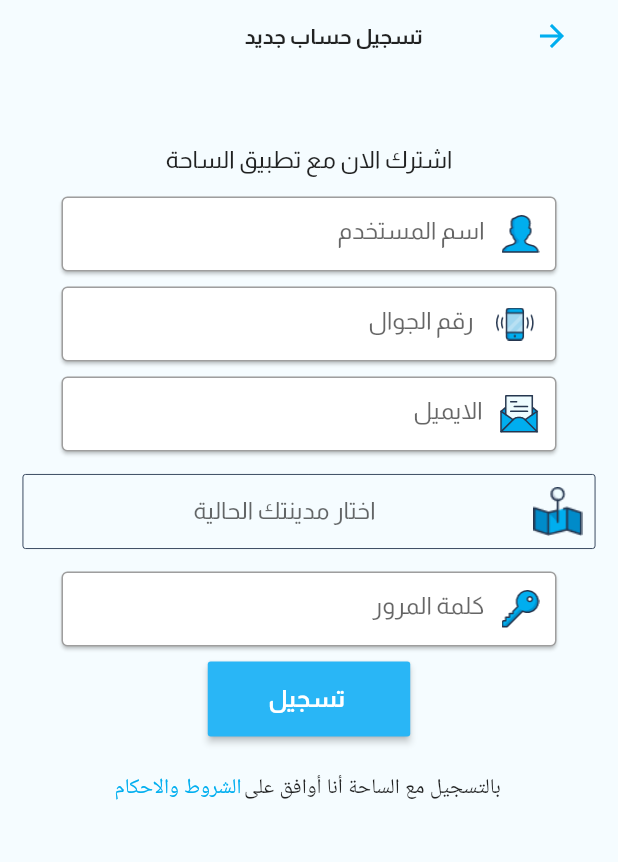
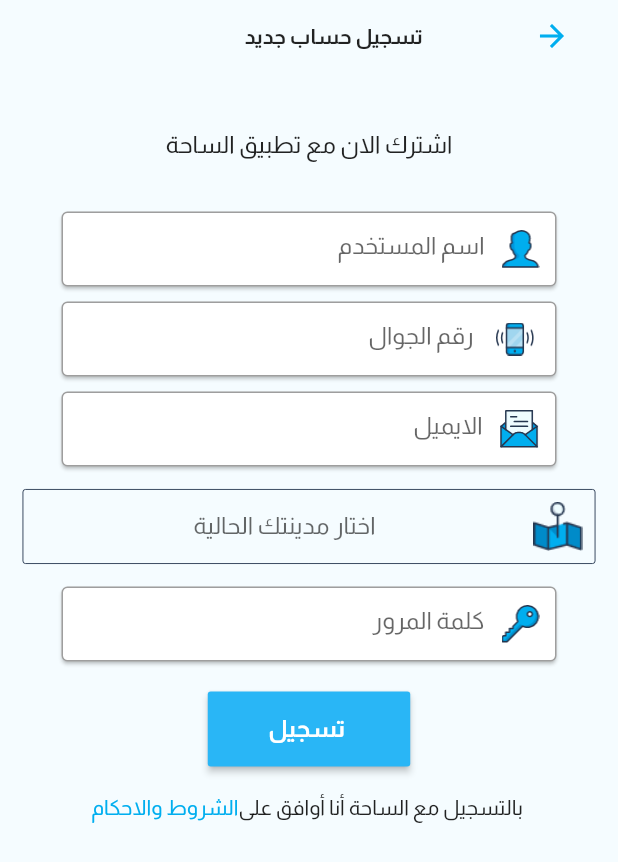
Before and after one commit to medo00001/SahaApp, a Flutter app: the screen it shows after launch, on a phone screen of 412 x 824 dp. Shown: the top 862 px of the screen. Run offline on Flutter 3.47's test engine with Material 2 defaults, Android fonts, the phone set to English and light mode, and no system bars; our stand-ins replace carousel_slider.

Commit message:
fix register page to fit design

```diff
--- a/lib/screen/screen1.dart
+++ b/lib/screen/screen1.dart
@@ -57,7 +57,7 @@ class _Screen1State extends State<Screen1> {
                 ),
               ),
               SizedBox(
-                height: 50,
+                height: 40,
               ),
               Container(
                 child: Text(
@@ -69,7 +69,7 @@ class _Screen1State extends State<Screen1> {
                 ),
               ),
               SizedBox(
-                height: 15,
+                height: 35,
               ),
               myfunc(' اسم المستخدم', 'user.png', TextInputType.text),
               SizedBox(height: 10),
@@ -94,6 +94,11 @@ class _Screen1State extends State<Screen1> {
               ),
               myfunc(
                   'كلمة المرور', 'password.png', TextInputType.visiblePassword),
+
+              SizedBox(
+                height: 10,
+              ),
+
               Container(
                 margin: EdgeInsets.all(10),
                 width: 135,
@@ -137,16 +142,26 @@ class _Screen1State extends State<Screen1> {
 
                     child: Row(
                       children: <Widget>[
-                        FlatButton(
-                          onPressed: () {},
+                        SizedBox(
+                          height: 35,
+                        ),
+                        InkWell(
+                          onTap: () {},
                           child: Text(
                             'الشروط والاحكام',
                             style: TextStyle(
-                                fontSize: 14, color: Color(0xff00AEEF)),
+                                fontFamily: "Almarai",
+                                fontSize: 14,
+                                color: Color(0xff00AEEF)),
                           ),
-                          padding: EdgeInsets.all(0),
                         ),
-                        Text('بالتسجيل مع الساحة أنا أوافق على '),
+                        Text(
+                          'بالتسجيل مع الساحة أنا أوافق على ',
+                          style: TextStyle(
+                            fontSize: 14,
+                            fontFamily: "Almarai",
+                          ),
+                        ),
                       ],
                     ),
                   ),
@@ -216,6 +231,7 @@ class MyForm extends StatefulWidget {
   _MyFormState createState() => _MyFormState();
 }
 
+// TODO add hide password
 class _MyFormState extends State<MyForm> {
   bool _obscureText = true;
 
```
